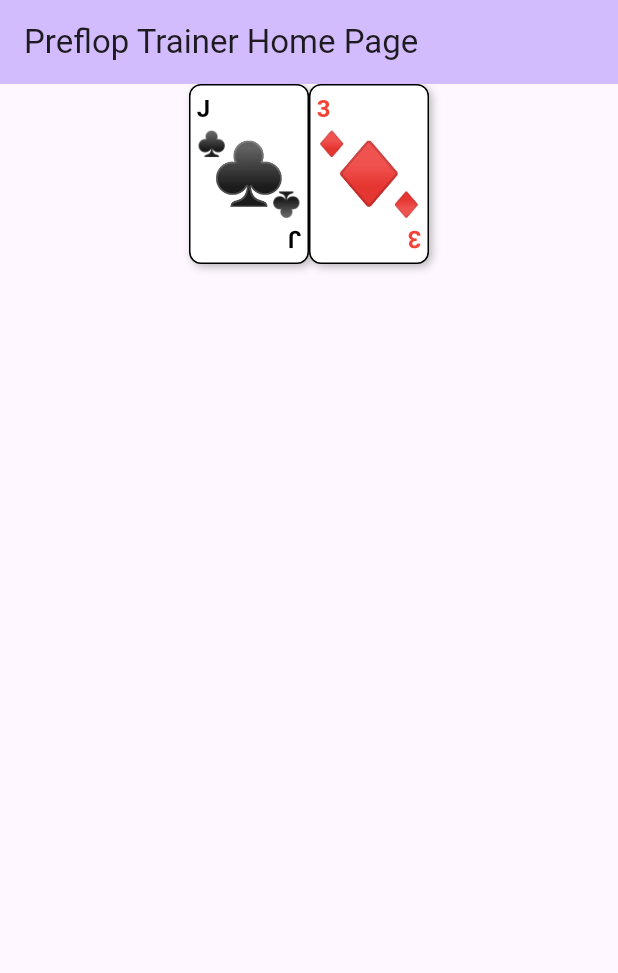
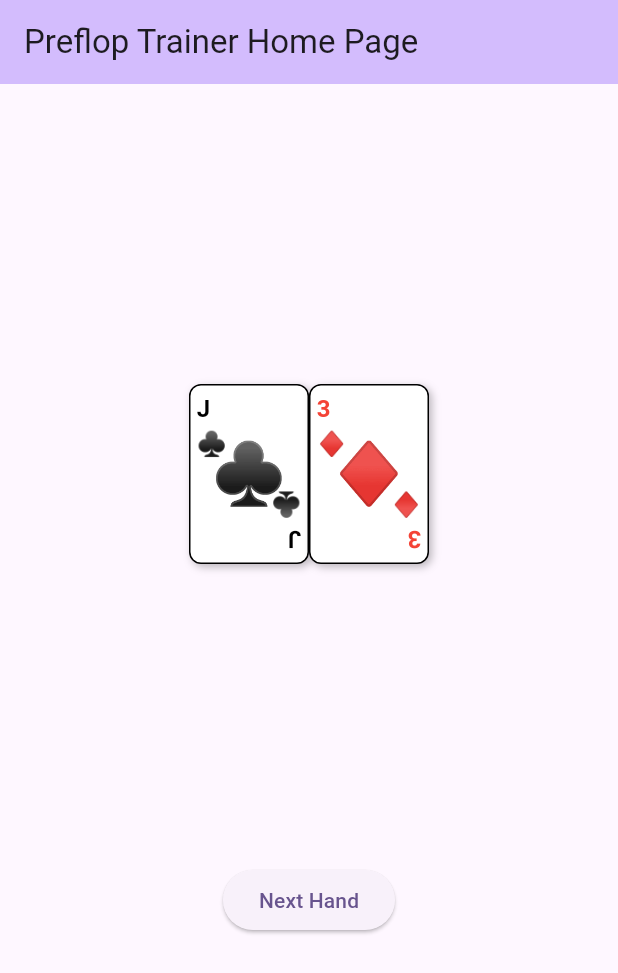
Before and after one commit to davidpangsw/preflop_trainer, a Flutter app: the screen it shows after launch, on a phone screen of 412 x 824 dp. Shown: the top 973 px of the screen. Run offline on Flutter 3.47's test engine with Material 3 defaults, Android fonts, the phone set to English and light mode, and no system bars.

Commit message:
Displaying two cards

```diff
--- a/lib/homepage.dart
+++ b/lib/homepage.dart
@@ -32,15 +32,18 @@ class MyHomePage extends StatelessWidget {
           // TRY THIS: Invoke "debug painting" (choose the "Toggle Debug Paint"
           // action in the IDE, or press "p" in the console), to see the
           // wireframe for each widget.
-          mainAxisAlignment: MainAxisAlignment.start,
+          mainAxisAlignment: MainAxisAlignment.spaceEvenly,
           children: [
             Row(
               mainAxisAlignment: MainAxisAlignment.center,
               children: [
-                CardWidget(card: appState.cards[0]),
-                CardWidget(card: appState.cards[1]),
+                CardWidget(card: appState.hand[0]),
+                CardWidget(card: appState.hand[1]),
               ],
             ),
+            ElevatedButton(onPressed: () {
+              appState.nextHand();
+            }, child: Text('Next Hand')),
           ],
         ),
       ),
--- a/lib/main.dart
+++ b/lib/main.dart
@@ -27,5 +27,10 @@
 }
 
 class MyAppState extends ChangeNotifier {
-  var cards = models.Card.random(2);
+  var hand = models.Card.random(2);
+
+  void nextHand() {
+    hand = models.Card.random(2);
+    notifyListeners();
+  }
 }
```
